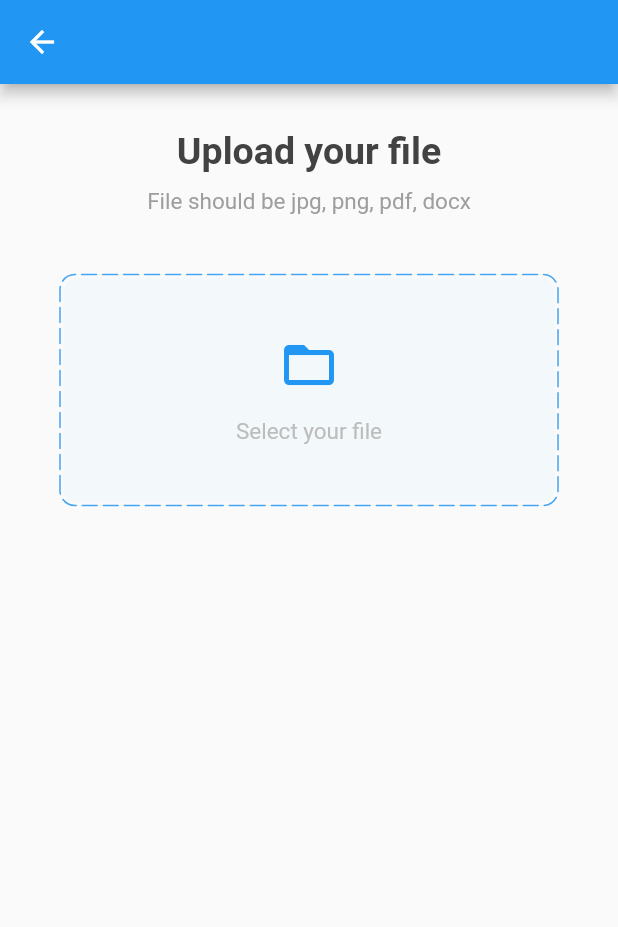
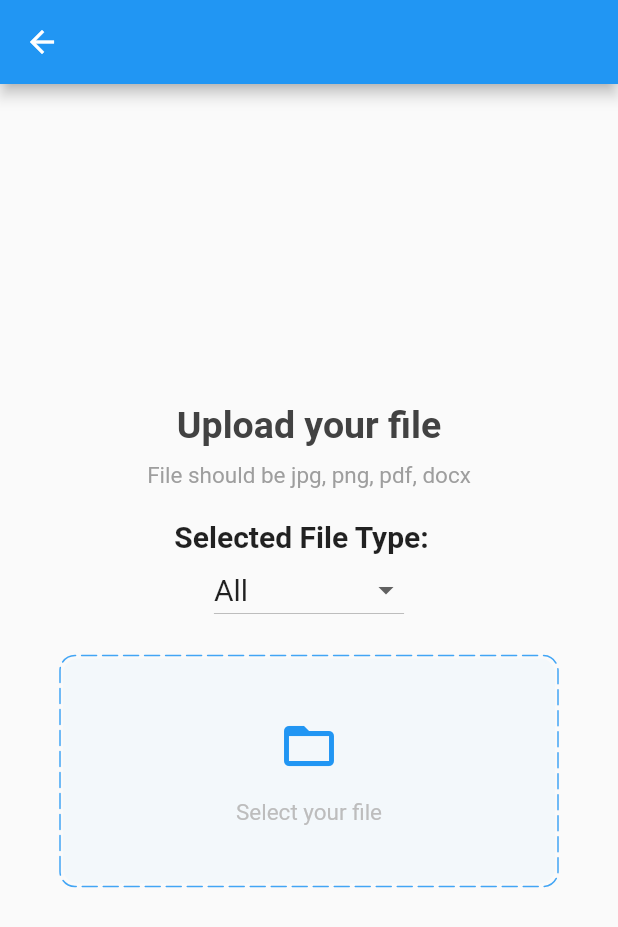
Before and after one commit to IvanoWoii/Project_Kel-4_Mobile, a Flutter app: the screen it shows after launch, after a tap on "Select your file", on a phone screen of 412 x 824 dp. Shown: the top 927 px of the screen. Run offline on Flutter 3.47's test engine with Material 2 defaults, Android fonts, the phone set to English and light mode, and no system bars; drawn by our look-alikes of dotted_border; our stand-ins replace easy_splash_screen, file_picker, google_fonts, hexcolor, open_file.

Commit message:
update fitur mainPrint

```diff
--- a/lib/home.dart
+++ b/lib/home.dart
@@ -1,4 +1,4 @@
-import 'package:app_pron/page/mainPrint.dart';
+import 'package:app_pron/page/mainPrint2.dart';
 import 'package:flutter/material.dart';
 import 'package:app_pron/page/dashboard.dart';
 import 'package:app_pron/page/profile.dart';
@@ -27,7 +27,7 @@ class _HomeState extends State<Home> {
         child: Icon(Icons.print),
         onPressed: () {
           Navigator.pushReplacement(
-              context, MaterialPageRoute(builder: (context) => mainPrint()));
+              context, MaterialPageRoute(builder: (context) => MyPrint2()));
         },
       ),
       floatingActionButtonLocation: FloatingActionButtonLocation.centerDocked,
--- a/lib/main.dart
+++ b/lib/main.dart
@@ -1,5 +1,5 @@
 import 'package:app_pron/home.dart';
-import 'package:app_pron/page/mainPrint.dart';
+import 'package:app_pron/page/mainPrint2.dart';
 import 'package:app_pron/register.dart';
 import 'package:flutter/material.dart';
 import 'splashscreen.dart';
@@ -13,7 +13,7 @@ class MyApp extends StatelessWidget {
     return MaterialApp(
       title: "APP PRON",
       debugShowCheckedModeBanner: false,
-      home: mainPrint(),
+      home: MyPrint2(),
     );
   }
 }
--- a/lib/page/mainPrint.dart
+++ /dev/null
@@ -1,218 +0,0 @@
-import 'dart:io';
-
-import 'package:app_pron/home.dart';
-import 'package:dotted_border/dotted_border.dart';
-import 'package:file_picker/file_picker.dart';
-import 'package:flutter/material.dart';
-
-class mainPrint extends StatefulWidget {
-  const mainPrint({Key? key}) : super(key: key);
-
-  @override
-  _mainPrintState createState() => _mainPrintState();
-}
-
-class _mainPrintState extends State<mainPrint>
-    with SingleTickerProviderStateMixin {
-  late AnimationController loadingController;
-
-  File? _file;
-  PlatformFile? _platformFile;
-  selectFile() async {
-    final file = await FilePicker.platform.pickFiles(allowMultiple: true
-        // type: FileType.custom,
-        // allowedExtensions: ['png', 'jpg', 'jpeg', 'pdf', 'docx']
-        );
-
-    if (file != null) {
-      setState(() {
-        _file = File(file.files.single.path!);
-        _platformFile = file.files.first;
-      });
-    }
-
-    loadingController.forward();
-  }
-
-  @override
-  void initState() {
-    loadingController = AnimationController(
-      vsync: this,
-      duration: const Duration(seconds: 10),
-    )..addListener(() {
-        setState(() {});
-      });
-
-    super.initState();
-  }
-
-  @override
-  Widget build(BuildContext context) {
-    return Scaffold(
-      appBar: AppBar(
-        leading: GestureDetector(
-          onTap: () {
-            Navigator.pushReplacement(
-                context, MaterialPageRoute(builder: (context) => Home()));
-          },
-          child: Icon(Icons.arrow_back),
-        ),
-      ),
-      body: SingleChildScrollView(
-        child: Column(
-          children: <Widget>[
-            SizedBox(
-              height: 30,
-            ),
-            Text(
-              'Upload your file',
-              style: TextStyle(
-                  fontSize: 25,
-                  color: Colors.grey.shade800,
-                  fontWeight: FontWeight.bold),
-            ),
-            SizedBox(
-              height: 10,
-            ),
-            Text(
-              'File should be jpg, png, pdf, docx',
-              style: TextStyle(fontSize: 15, color: Colors.grey.shade500),
-            ),
-            SizedBox(
-              height: 20,
-            ),
-            GestureDetector(
-              onTap: selectFile,
-              child: Padding(
-                  padding:
-                      EdgeInsets.symmetric(horizontal: 40.0, vertical: 20.0),
-                  child: DottedBorder(
-                    borderType: BorderType.RRect,
-                    radius: Radius.circular(10),
-                    dashPattern: [10, 4],
-                    strokeCap: StrokeCap.round,
-                    color: Colors.blue.shade400,
-                    child: Container(
-                      width: double.infinity,
-                      height: 150,
-                      decoration: BoxDecoration(
-                          color: Colors.blue.shade50.withOpacity(.3),
-                          borderRadius: BorderRadius.circular(10)),
-                      child: Column(
-                        mainAxisAlignment: MainAxisAlignment.center,
-                        children: [
-                          Icon(
-                            Icons.folder_open,
-                            color: Colors.blue,
-                            size: 40,
-                          ),
-                          SizedBox(
-                            height: 15,
-                          ),
-                          Text(
-                            'Select your file',
-                            style: TextStyle(
-                                fontSize: 15, color: Colors.grey.shade400),
-                          ),
-                        ],
-                      ),
-                    ),
-                  )),
-            ),
-            _platformFile != null
-                ? Container(
-                    padding: EdgeInsets.all(20),
-                    child: Column(
-                      crossAxisAlignment: CrossAxisAlignment.start,
-                      children: [
-                        Text(
-                          'Selected File',
-                          style: TextStyle(
-                            color: Colors.grey.shade400,
-                            fontSize: 15,
-                          ),
-                        ),
-                        SizedBox(
-                          height: 10,
-                        ),
-                        Container(
-                            padding: EdgeInsets.all(8),
-                            decoration: BoxDecoration(
-                                borderRadius: BorderRadius.circular(10),
-                                color: Colors.white,
-                                boxShadow: [
-                                  BoxShadow(
-                                    color: Colors.grey.shade200,
-                                    offset: Offset(0, 1),
-                                    blurRadius: 3,
-                                    spreadRadius: 2,
-                                  )
-                                ]),
-                            child: Row(
-                              children: [
-                                ClipRRect(
-                                    borderRadius: BorderRadius.circular(8),
-                                    child: Image.file(
-                                      _file!,
-                                      width: 70,
-                                    )),
-                                SizedBox(
-                                  width: 10,
-                                ),
-                                Expanded(
-                                  child: Column(
-                                    crossAxisAlignment:
-                                        CrossAxisAlignment.start,
-                                    children: [
-                                      Text(
-                                        _platformFile!.name,
-                                        style: TextStyle(
-                                            fontSize: 13, color: Colors.black),
-                                      ),
-                                      SizedBox(
-                                        height: 5,
-                                      ),
-                                      Text(
-                                        '${(_platformFile!.size / 1024).ceil()} KB',
-                                        style: TextStyle(
-                                            fontSize: 13,
-                                            color: Colors.grey.shade500),
-                                      ),
-                                      SizedBox(
-                                        height: 5,
-                                      ),
-                                      Container(
-                                          height: 5,
-                                          clipBehavior: Clip.hardEdge,
-                                          decoration: BoxDecoration(
-                                            borderRadius:
-                                                BorderRadius.circular(5),
-                                            color: Colors.blue.shade50,
-                                          ),
-                                          child: LinearProgressIndicator(
-                                            value: loadingController.value,
-                                          )),
-                                    ],
-                                  ),
-                                ),
-                                SizedBox(
-                                  width: 10,
-                                ),
-                              ],
-                            )),
-                        SizedBox(
-                          height: 20,
-                        ),
-
-                      ],
-                    ))
-                : Container(),
-            SizedBox(
-              height: 150,
-            ),
-          ],
-        ),
-      ),
-    );
-  }
-}
--- /dev/null
+++ b/lib/page/mainPrint2.dart
@@ -0,0 +1,185 @@
+import 'dart:io';
+import 'package:dotted_border/dotted_border.dart';
+import 'package:flutter/material.dart';
+import 'package:file_picker/file_picker.dart';
+import 'package:open_file/open_file.dart';
+import 'package:app_pron/pages_index/fileList.dart';
+import 'package:app_pron/home.dart';
+
+class MyPrint2 extends StatefulWidget {
+  const MyPrint2({Key? key}) : super(key: key);
+  @override
+  _MyPrint2State createState() => _MyPrint2State();
+}
+
+class _MyPrint2State extends State<MyPrint2> {
+  String fileType = 'All';
+  var fileTypeList = ['All', 'Image', 'MultipleFile'];
+  FilePickerResult? result;
+  PlatformFile? file;
+  @override
+  Widget build(BuildContext context) {
+    return Scaffold(
+      appBar: AppBar(
+        leading: GestureDetector(
+          onTap: () {
+            Navigator.pushReplacement(
+                context, MaterialPageRoute(builder: (context) => Home()));
+          },
+          child: Icon(Icons.arrow_back),
+        ),
+      ),
+      body: Center(
+        child: Column(
+          mainAxisAlignment: MainAxisAlignment.center,
+          children: [
+            Column(
+              mainAxisAlignment: MainAxisAlignment.center,
+              children: [
+                Text(
+                  'Upload your file',
+                  style: TextStyle(
+                      fontSize: 25,
+                      color: Colors.grey.shade800,
+                      fontWeight: FontWeight.bold),
+                ),
+                SizedBox(
+                  height: 10,
+                ),
+                Text(
+                  'File should be jpg, png, pdf, docx',
+                  style: TextStyle(fontSize: 15, color: Colors.grey.shade500),
+                ),
+                SizedBox(
+                  height: 20,
+                ),
+                const Text(
+                  'Selected File Type:  ',
+                  style: TextStyle(fontWeight: FontWeight.bold, fontSize: 20),
+                ),
+                DropdownButton(
+                  value: fileType,
+                  items: fileTypeList.map((String type) {
+                    return DropdownMenuItem(
+                        value: type,
+                        child: Text(
+                          type,
+                          style: TextStyle(fontSize: 20),
+                        ));
+                  }).toList(),
+                  onChanged: (String? value) {
+                    setState(() {
+                      fileType = value!;
+                      file = null;
+                    });
+                  },
+                ),
+              ],
+            ),
+            GestureDetector(
+              onTap: () async {
+                pickFiles(fileType);
+              },
+              child: Padding(
+                  padding:
+                      EdgeInsets.symmetric(horizontal: 40.0, vertical: 20.0),
+                  child: DottedBorder(
+                    borderType: BorderType.RRect,
+                    radius: Radius.circular(10),
+                    dashPattern: [10, 4],
+                    strokeCap: StrokeCap.round,
+                    color: Colors.blue.shade400,
+                    child: Container(
+                      width: double.infinity,
+                      height: 150,
+                      decoration: BoxDecoration(
+                          color: Colors.blue.shade50.withOpacity(.3),
+                          borderRadius: BorderRadius.circular(10)),
+                      child: Column(
+                        mainAxisAlignment: MainAxisAlignment.center,
+                        children: [
+                          Icon(
+                            Icons.folder_open,
+                            color: Colors.blue,
+                            size: 40,
+                          ),
+                          SizedBox(
+                            height: 15,
+                          ),
+                          Text(
+                            'Select your file',
+                            style: TextStyle(
+                                fontSize: 15, color: Colors.grey.shade400),
+                          ),
+                        ],
+                      ),
+                    ),
+                  )),
+            ),
+            if (file != null) fileDetails(file!),
+            if (file != null)
+              ElevatedButton(
+                onPressed: () {
+                  viewFile(file!);
+                },
+                child: Text('View Selected File'),
+              )
+          ],
+        ),
+      ),
+    );
+  }
+
+  Widget fileDetails(PlatformFile file) {
+    final kb = file.size / 1024;
+    final mb = kb / 1024;
+    final size = (mb >= 1)
+        ? '${mb.toStringAsFixed(2)} MB'
+        : '${kb.toStringAsFixed(2)} KB';
+    return Padding(
+      padding: const EdgeInsets.all(8.0),
+      child: Column(
+        crossAxisAlignment: CrossAxisAlignment.start,
+        children: [
+          Text('File Name: ${file.name}'),
+          Text('File Size: $size'),
+          Text('File Extension: ${file.extension}'),
+          Text('File Path: ${file.path}'),
+        ],
+      ),
+    );
+  }
+
+  void pickFiles(String? filetype) async {
+    switch (filetype) {
+      case 'Image':
+        result = await FilePicker.platform.pickFiles(type: FileType.image);
+        if (result == null) return;
+        file = result!.files.first;
+        setState(() {});
+        break;
+      case 'All':
+        result = await FilePicker.platform.pickFiles();
+        if (result == null) return;
+        file = result!.files.first;
+        setState(() {});
+        break;
+      case 'MultipleFile':
+        result = await FilePicker.platform.pickFiles(allowMultiple: true);
+        if (result == null) return;
+        loadSelectedFiles(result!.files);
+        break;
+    }
+  }
+
+  // multiple file selected
+  // navigate user to 2nd screen to show selected files
+  void loadSelectedFiles(List<PlatformFile> files) {
+    Navigator.of(context).push(MaterialPageRoute(
+        builder: (context) => FileList(files: files, onOpenedFile: viewFile)));
+  }
+
+  void viewFile(PlatformFile file) {
+    OpenFile.open(file.path!);
+  }
+}
--- /dev/null
+++ b/lib/pages_index/fileList.dart
@@ -0,0 +1,63 @@
+import 'dart:io';
+
+import 'package:flutter/material.dart';
+import 'package:file_picker/file_picker.dart';
+
+class FileList extends StatefulWidget {
+  final List<PlatformFile> files;
+  final ValueChanged<PlatformFile> onOpenedFile;
+
+  const FileList({Key? key, required this.files, required this.onOpenedFile})
+      : super(key: key);
+
+  @override
+  _FileListState createState() => _FileListState();
+}
+
+class _FileListState extends State<FileList> {
+  @override
+  Widget build(BuildContext context) {
+    return Scaffold(
+      appBar: AppBar(
+        centerTitle: true,
+        title: Text('Selected Files'),
+      ),
+      body: ListView.builder(
+          itemCount: widget.files.length,
+          itemBuilder: (context, index) {
+            final file = widget.files[index];
+
+            return buildFile(file);
+          }),
+    );
+  }
+
+  Widget buildFile(PlatformFile file) {
+    final kb = file.size / 1024;
+    final mb = kb / 1024;
+    final size = (mb >= 1)
+        ? '${mb.toStringAsFixed(2)} MB'
+        : '${kb.toStringAsFixed(2)} KB';
+    return InkWell(
+      onTap: () => widget.onOpenedFile(file),
+      child: ListTile(
+        leading: (file.extension == 'jpg' || file.extension == 'png')
+            ? Image.file(
+                File(file.path.toString()),
+                width: 80,
+                height: 80,
+              )
+            : Container(
+                width: 80,
+                height: 80,
+              ),
+        title: Text('${file.name}'),
+        subtitle: Text('${file.extension}'),
+        trailing: Text(
+          '$size',
+          style: TextStyle(fontWeight: FontWeight.w700),
+        ),
+      ),
+    );
+  }
+}
```
Also changed, not shown: lib/login.dart (+0 -124 lines).
